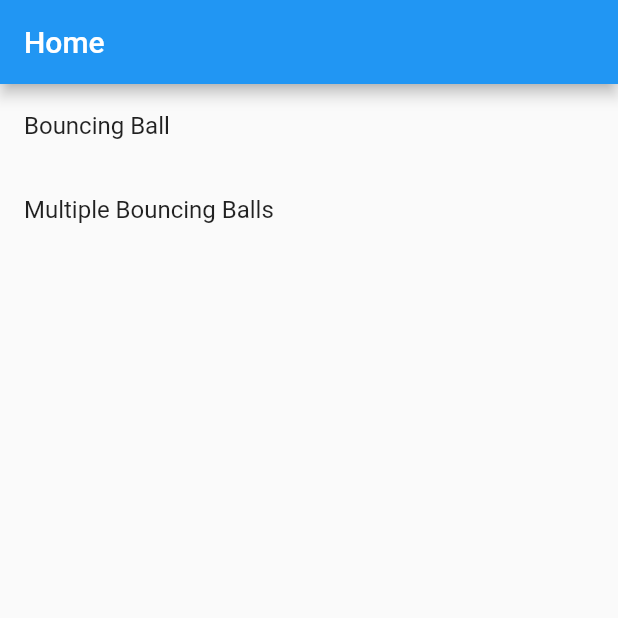
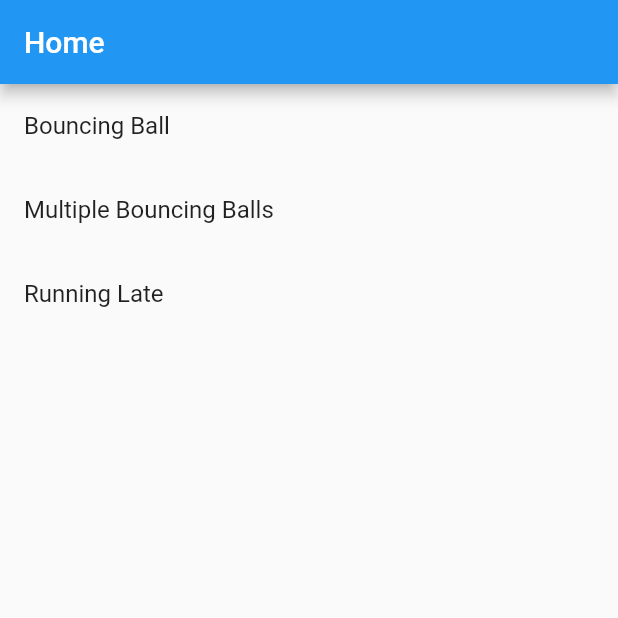
Before and after one commit to maykhid/my-flutter-animations, a Flutter app: the screen it shows after launch, on a phone screen of 412 x 824 dp, the top half of it. Run offline on Flutter 3.47's test engine with Material 2 defaults, Android fonts, the phone set to English and light mode, and no system bars.

Commit message:
update: added setup for running_late

```diff
--- a/lib/app/screens/home.dart
+++ b/lib/app/screens/home.dart
@@ -25,6 +25,11 @@ class Home extends StatelessWidget {
             onTap: () =>
                 NavigationService().navigateTo(RouteRegistry.multipleBouncingBalls),
           ),
+          ListTile(
+            title: const Text('Running Late'),
+            onTap: () =>
+                NavigationService().navigateTo(RouteRegistry.runningLate),
+          ),
         ],
       ),
     );
--- a/lib/core/route/route_names.dart
+++ b/lib/core/route/route_names.dart
@@ -2,4 +2,5 @@ class RouteRegistry {
   static const String root = '/';
   static const String bouncingBall = 'bouncingBallRoute';
   static const String multipleBouncingBalls = 'multipleBouncingBalls';
+  static const String runningLate = 'runningLate';
 }
--- a/lib/core/route/router.dart
+++ b/lib/core/route/router.dart
@@ -1,5 +1,6 @@
 import 'package:flutter/material.dart';
 import 'package:flutter_animations/app/screens/multi_bouncing_balls.dart';
+import 'package:flutter_animations/app/screens/running_late.dart';
 import 'package:flutter_animations/core/route/route_names.dart';
 
 import '../../app/screens/bouncing_ball.dart';
@@ -15,6 +16,8 @@ class RouterSetup {
             builder: (_) => const BouncingBall(title: 'Bouncing Ball'));
       case RouteRegistry.multipleBouncingBalls:
         return MaterialPageRoute(builder: (_) => const MultiBouncingBalls());
+      case RouteRegistry.runningLate:
+        return MaterialPageRoute(builder: (_) => const RunningLate());
       default:
         return MaterialPageRoute(builder: (_) => const Home());
     }
```
Also changed, not shown: lib/app/screens/running_late.dart (added, +20 -0 lines), assets/images/run-busy.gif (added).
